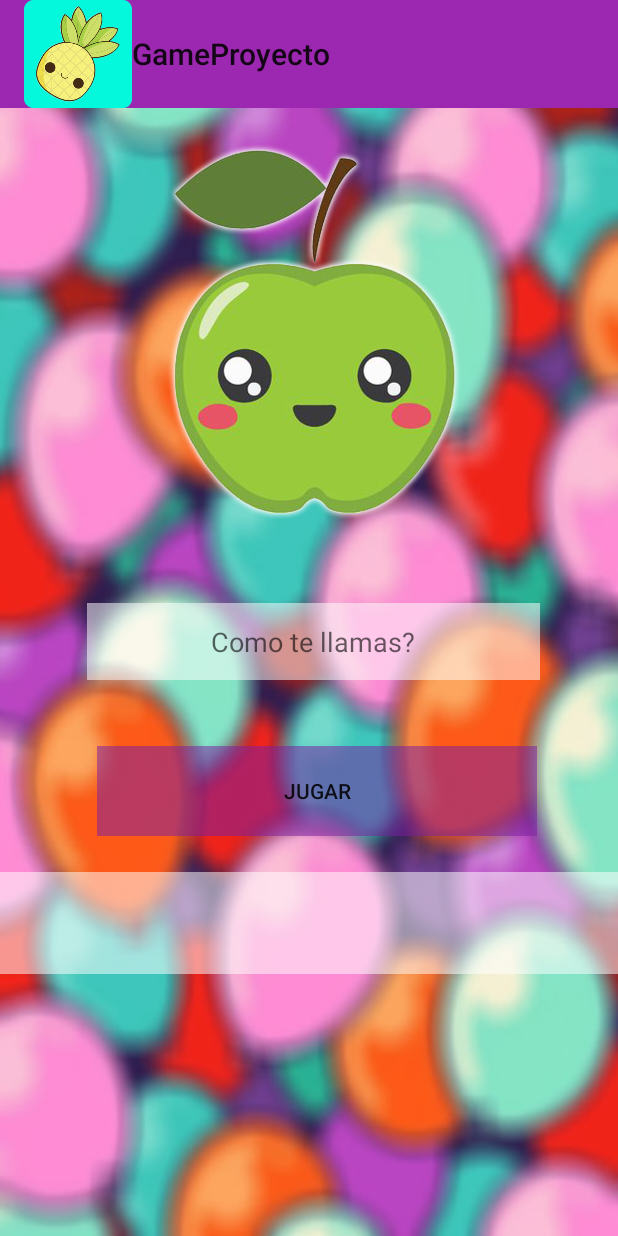
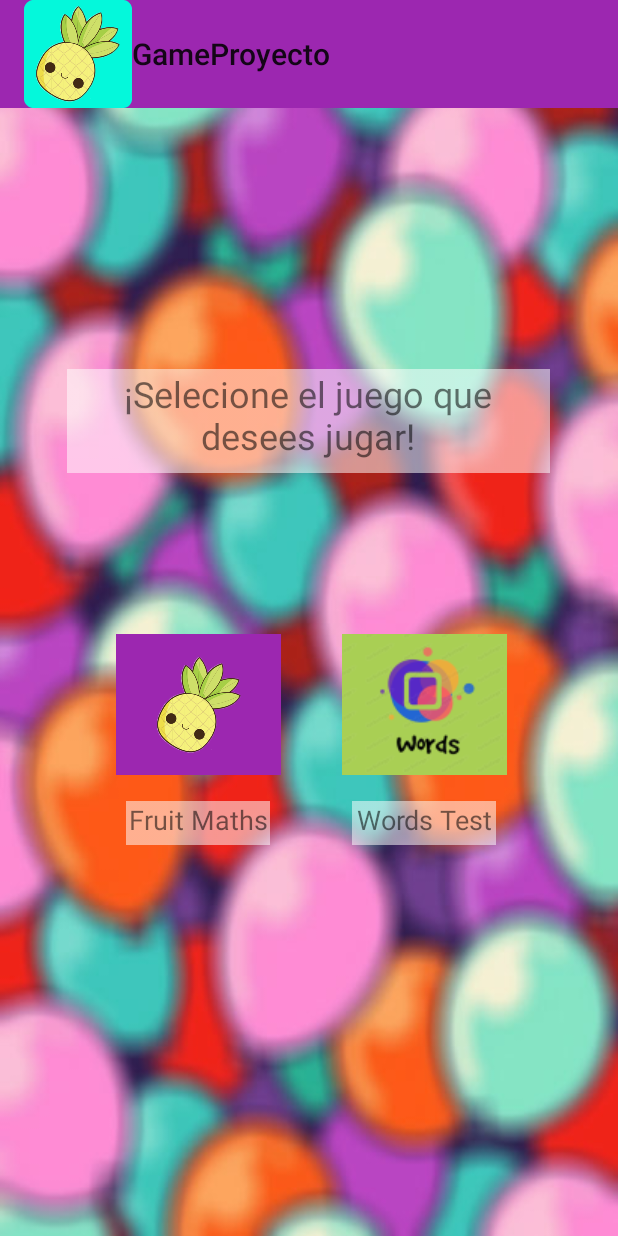
Before and after one commit to jkincho23/ProyectoMoviles2, an Android app: the screen it shows after launch (MainActivity), on a phone screen of 412 x 824 dp. Run offline under Robolectric (Android 15) with nearby library versions, the phone set to English and light mode, and no system bars.

Commit message:
inclusion opcion de juego y panta inicial de words

```diff
--- a/GameProyecto/app/src/main/java/com/example/gameproyecto/MainActivity.kt
+++ b/GameProyecto/app/src/main/java/com/example/gameproyecto/MainActivity.kt
@@ -1,82 +1,47 @@
 package com.example.gameproyecto
 
 import android.content.Intent
-import android.media.MediaPlayer
 import androidx.appcompat.app.AppCompatActivity
 import android.os.Bundle
 import android.widget.Button
-import android.widget.EditText
-import android.widget.ImageView
-import android.widget.TextView
-import android.widget.Toast
+import android.widget.ImageButton
 
 class MainActivity : AppCompatActivity() {
-    private lateinit var imageViewPersonaje: ImageView
-    private lateinit var et_nombre: EditText
-    private lateinit var tv_bestScore: TextView
-    private lateinit var playBtn: Button
-    private lateinit var mp : MediaPlayer
+
+    lateinit var fruitsBtn: ImageButton
+    lateinit var wordsBtn: ImageButton
 
     override fun onCreate(savedInstanceState: Bundle?) {
         super.onCreate(savedInstanceState)
         setContentView(R.layout.activity_main)
 
         setSupportActionBar(findViewById(R.id.toolbar))
-        supportActionBar?.setDisplayShowHomeEnabled(true);
-        supportActionBar?.setIcon(R.mipmap.ic_launcher);
-
-        mp = MediaPlayer.create(this,R.raw.alphabet_song)
-        mp.start()
-        mp.isLooping = true
+        supportActionBar?.setDisplayShowHomeEnabled(true)
+        supportActionBar?.setIcon(R.mipmap.ic_launcher)
 
         initComponents()
-
-
-        val admin = AdminnSALiteOpenHelper(this,"DB", null,1)
-        val db = admin.getWritableDatabase()
-
-        val consulta = db.rawQuery(
-                "select * from puntaje where score = (select max(score) from puntaje)", null
-        )
-
-        if(consulta.moveToFirst()){
-            val temp_nombre = consulta.getString(0)
-            val temp_score = consulta.getString(1)
-
-            tv_bestScore.text = "Record: " + temp_score + " de " + temp_nombre
-            db.close()
-        }
-
-        playBtn.setOnClickListener{jugar()}
     }
 
-    fun jugar(){
-        val nombre  = et_nombre.text.toString()
+    private fun initComponents() {
+         fruitsBtn = findViewById(R.id.fruitBtn)
+         wordsBtn = findViewById(R.id.wordsBtn)
 
-        if(!nombre.equals("")){
-            mp.stop()
-            mp.release()
-            val intent = Intent(this,MainActivity2::class.java)
-            intent.putExtra("Jugador",nombre)
-            startActivity(intent)
-            finish()
-
-        }else{
-            Toast.makeText(this, "Debe escribir su nombre", Toast.LENGTH_SHORT).show()
-            et_nombre.requestFocus()
-            //val imm =  getSystemService(this.INPUT_METHOD_SERVICE)
-             //imm.showSofInput(et_nombre, InputMethodManager.SHOW_IMPLICIT)
-        }
+        fruitsBtn.setOnClickListener { openLoginActivityFruits() }
+        wordsBtn.setOnClickListener { openLoginActivityWords() }
     }
 
-    @Override
-    override fun onBackPressed(){
-
+    fun openLoginActivityFruits(){
+        val intent = Intent(this, LoginActivity::class.java)
+        intent.putExtra("game", "fruits")
+        startActivity(intent)
+        finish()
     }
 
-    fun initComponents(){
-        imageViewPersonaje = findViewById(R.id.imageView_Personaje)
-        et_nombre = findViewById(R.id.editTextTextPersonName)
-        playBtn = findViewById(R.id.button)
+    fun openLoginActivityWords(){
+        val intent = Intent(this, LoginActivity::class.java)
+        intent.putExtra("game", "words")
+        startActivity(intent)
+        finish()
     }
+
 }
--- a/GameProyecto/app/src/main/java/com/example/gameproyecto/MainActivity2.kt
+++ b/GameProyecto/app/src/main/java/com/example/gameproyecto/MainActivityNivel1.kt
@@ -1,6 +1,5 @@
 package com.example.gameproyecto
 
-import android.content.ContentValues
 import android.content.Intent
 
 import android.media.MediaPlayer
@@ -18,7 +17,7 @@ import com.google.firebase.database.DatabaseReference
 import com.google.firebase.database.FirebaseDatabase
 import com.google.firebase.ktx.Firebase
 
-class MainActivity2 : AppCompatActivity() {
+class MainActivityNivel1 : AppCompatActivity() {
 
     private lateinit var rootDataBaseRef: DatabaseReference
     private lateinit var fireBaseAuth: FirebaseAuth
@@ -186,7 +185,6 @@ class MainActivity2 : AppCompatActivity() {
 
         val datosJugador = HashMap<String, Any>()
 
-3
         datosJugador["score"] = score
         val nuevoChildRef = rootDataBaseRef.child(nombre_Jugador)
 
--- a/GameProyecto/app/src/main/res/layout/activity_main.xml
+++ b/GameProyecto/app/src/main/res/layout/activity_main.xml
@@ -6,7 +6,6 @@
     android:layout_height="match_parent"
     android:background="@drawable/globos"
     tools:context=".MainActivity">
-
 
     <androidx.appcompat.widget.Toolbar
         android:id="@+id/toolbar"
@@ -22,64 +21,80 @@
         app:layout_constraintStart_toStartOf="parent"
         app:layout_constraintTop_toTopOf="parent"
         app:layout_constraintVertical_bias="0.0">
-
     </androidx.appcompat.widget.Toolbar>
 
-    <ImageView
-        android:id="@+id/imageView_Personaje"
-        android:layout_width="250dp"
-        android:layout_height="250dp"
-        android:layout_marginTop="96dp"
-        android:contentDescription="@string/personaje"
+    <TextView
+        android:id="@+id/tv_elegirJuego"
+        android:layout_width="322dp"
+        android:layout_height="69dp"
+        android:background="@drawable/fondoet"
+        android:text="@string/tv_selecJuego"
+        android:textAlignment="center"
+        android:textSize="24sp"
+
+        app:layout_constraintBottom_toBottomOf="parent"
         app:layout_constraintEnd_toEndOf="parent"
-        app:layout_constraintHorizontal_bias="0.496"
+        app:layout_constraintHorizontal_bias="0.494"
         app:layout_constraintStart_toStartOf="parent"
         app:layout_constraintTop_toTopOf="parent"
-        app:srcCompat="@drawable/manzana" />
+        app:layout_constraintVertical_bias="0.326" />
 
-    <EditText
-        android:id="@+id/editTextTextPersonName"
-        android:layout_width="302dp"
-        android:layout_height="51dp"
-        android:layout_marginTop="56dp"
-        android:autofillHints=""
-        android:background="@drawable/fondoet"
-        android:ems="10"
-        android:hint="@string/text_nombre"
-        android:inputType="textPersonName"
-        android:textAlignment="center"
-        android:textColor="@color/color_primary"
+    <ImageButton
+        android:id="@+id/fruitBtn"
+        android:layout_width="110dp"
+        android:layout_height="94dp"
+        android:background="@color/color_primary"
         app:layout_constraintBottom_toBottomOf="parent"
         app:layout_constraintEnd_toEndOf="parent"
-        app:layout_constraintHorizontal_bias="0.525"
+        app:layout_constraintHorizontal_bias="0.255"
         app:layout_constraintStart_toStartOf="parent"
-        app:layout_constraintTop_toBottomOf="@+id/imageView_Personaje"
-        app:layout_constraintVertical_bias="0.0"
-        tools:ignore="LabelFor" />
+        app:layout_constraintTop_toTopOf="parent"
+        app:layout_constraintVertical_bias="0.579"
+        app:srcCompat="@mipmap/ic_launcher_foreground" />
 
-    <Button
-        android:id="@+id/button"
-        android:layout_width="293dp"
-        android:layout_height="60dp"
-        android:layout_marginTop="44dp"
-        android:background="@drawable/fondoboton"
-        android:text="@string/btn_texto"
+    <TextView
+        android:id="@+id/tv_words"
+        android:layout_width="96dp"
+        android:layout_height="29dp"
+        android:background="@drawable/fondoet"
+        android:text="@string/tv_words"
+        android:textAlignment="center"
+        android:textSize="18sp"
+
         app:layout_constraintBottom_toBottomOf="parent"
         app:layout_constraintEnd_toEndOf="parent"
-        app:layout_constraintHorizontal_bias="0.547"
+        app:layout_constraintHorizontal_bias="0.742"
         app:layout_constraintStart_toStartOf="parent"
-        app:layout_constraintTop_toBottomOf="@+id/editTextTextPersonName"
-        app:layout_constraintVertical_bias="0.0" />
+        app:layout_constraintTop_toTopOf="parent"
+        app:layout_constraintVertical_bias="0.672" />
 
     <TextView
-        android:id="@+id/tv_bestScore"
-        android:layout_width="414dp"
-        android:layout_height="68dp"
+        android:id="@+id/tv_fruits"
+        android:layout_width="96dp"
+        android:layout_height="29dp"
         android:background="@drawable/fondoet"
+        android:text="@string/tv_fruit"
+        android:textAlignment="center"
+        android:textSize="18sp"
+
         app:layout_constraintBottom_toBottomOf="parent"
         app:layout_constraintEnd_toEndOf="parent"
-        app:layout_constraintHorizontal_bias="0.0"
+        app:layout_constraintHorizontal_bias="0.266"
         app:layout_constraintStart_toStartOf="parent"
-        app:layout_constraintTop_toBottomOf="@+id/button"
-        app:layout_constraintVertical_bias="0.122" />
+        app:layout_constraintTop_toTopOf="parent"
+        app:layout_constraintVertical_bias="0.672" />
+
+    <ImageButton
+        android:id="@+id/wordsBtn"
+        android:layout_width="110dp"
+        android:layout_height="94dp"
+        android:background="@color/color_primary"
+        app:layout_constraintBottom_toBottomOf="parent"
+        app:layout_constraintEnd_toEndOf="parent"
+        app:layout_constraintHorizontal_bias="0.754"
+        app:layout_constraintStart_toStartOf="parent"
+        app:layout_constraintTop_toTopOf="parent"
+        app:layout_constraintVertical_bias="0.579"
+        app:srcCompat="@drawable/words2" />
+
 </androidx.constraintlayout.widget.ConstraintLayout>
--- a/GameProyecto/app/src/main/res/values/strings.xml
+++ b/GameProyecto/app/src/main/res/values/strings.xml
@@ -11,5 +11,8 @@
     <string name="totalScore">Score: 0</string>
     <string name="botonSumar">Comprobar</string>
     <string name="btn_comprobar">¡Comprobar!</string>
+    <string name="tv_selecJuego">¡Selecione el juego que desees jugar!</string>
+    <string name="tv_fruit">Fruit Maths</string>
+    <string name="tv_words">Words Test</string>
 
 </resources>
```
Also changed, not shown: GameProyecto/app/src/main/AndroidManifest.xml (+8 -1 lines), GameProyecto/app/src/main/java/com/example/gameproyecto/LoginActivity.kt (added, +95 -0 lines), GameProyecto/app/src/main/java/com/example/gameproyecto/MainActivityNivel3.kt (+3 -5 lines), GameProyecto/app/src/main/java/com/example/gameproyecto/MainActivityWords1.kt (added, +11 -0 lines), GameProyecto/app/src/main/res/layout/activity_login.xml (added, +72 -0 lines), GameProyecto/app/src/main/res/layout/activity_main2.xml (+8 -6 lines), GameProyecto/app/src/main/res/layout/activity_main_nivel2.xml (+8 -6 lines), GameProyecto/app/src/main/res/layout/activity_main_nivel3.xml (+8 -6 lines), GameProyecto/app/src/main/res/layout/activity_main_words1.xml (added, +20 -0 lines), GameProyecto/app/src/main/res/drawable/word_smiling.png (added), GameProyecto/app/src/main/res/drawable/words2.png (added), GameProyecto/app/src/main/res/drawable/words_logo.png (added).
